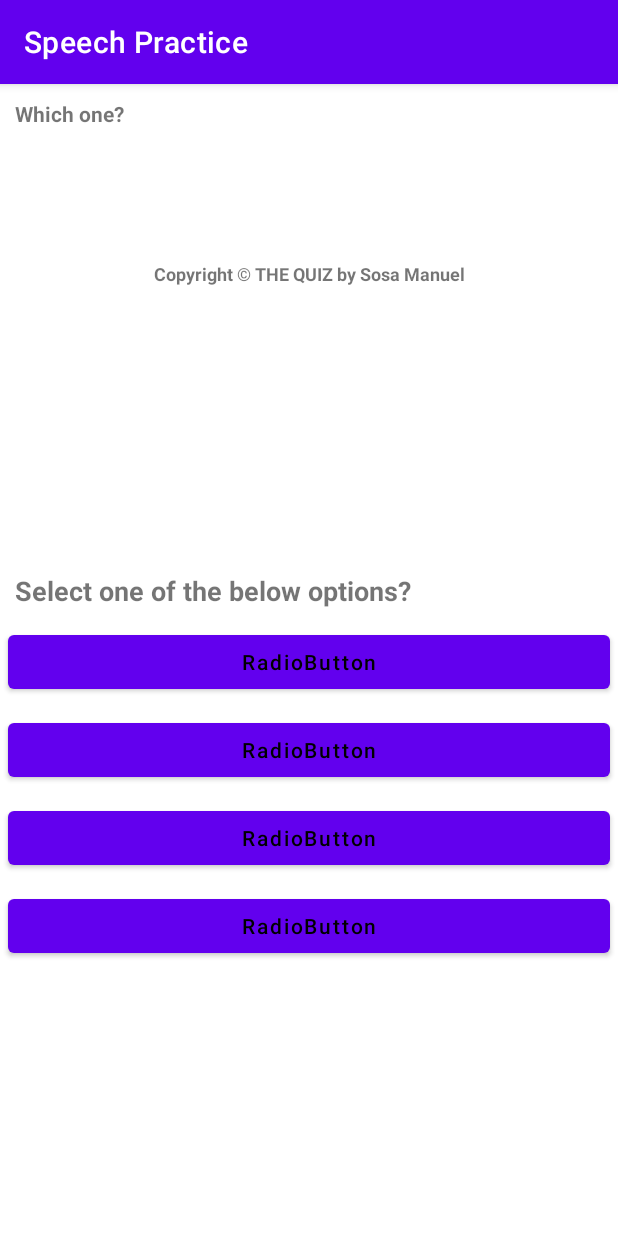
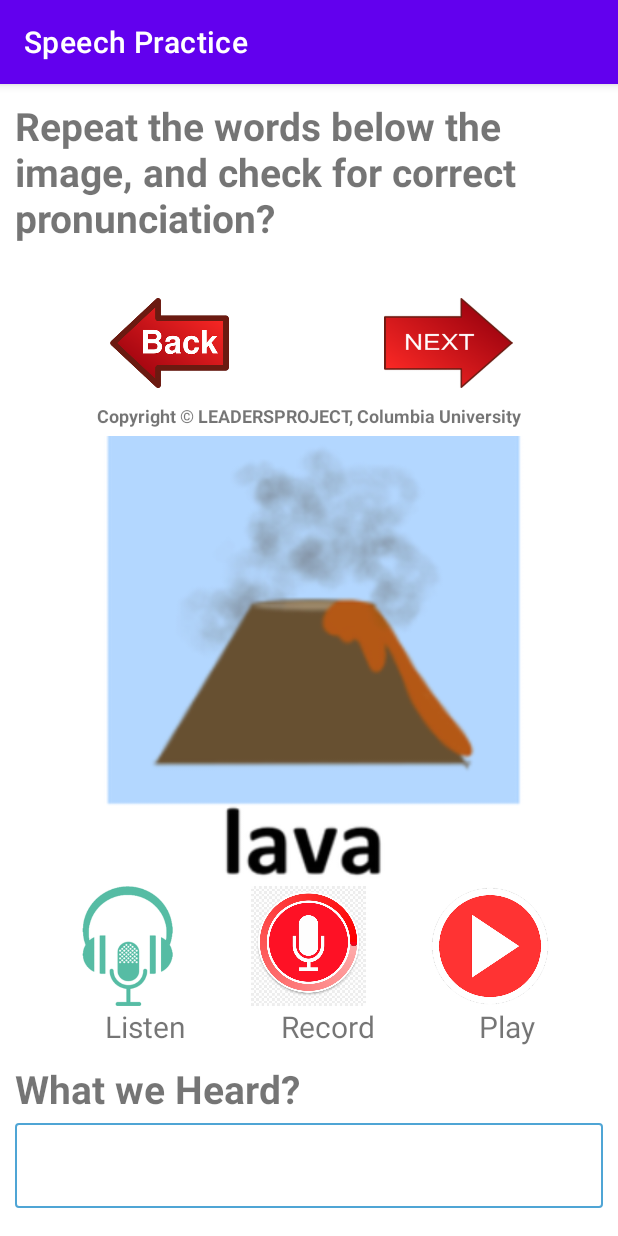
Before and after one commit to simonekarani/SpeechImprovAndroid, an Android app: the WordPracticeActivity screen opened directly, with no data from a screen before it, on a phone screen of 412 x 824 dp. Run offline under Robolectric (Android 15) with nearby library versions, the phone set to English and light mode, and no system bars.

Commit message:
Add screen for word replay

```diff
--- a/app/src/main/java/com/simonekarani/speechimprov/wordpractice/WordPracticeActivity.java
+++ b/app/src/main/java/com/simonekarani/speechimprov/wordpractice/WordPracticeActivity.java
@@ -10,6 +10,7 @@ package com.simonekarani.speechimprov.wordpractice;
 
 import android.content.Context;
 import android.content.Intent;
+import android.media.Image;
 import android.os.Bundle;
 import android.provider.MediaStore;
 import android.view.Menu;
@@ -17,6 +18,7 @@ import android.view.MenuItem;
 import android.view.View;
 import android.view.ViewGroup;
 import android.widget.Button;
+import android.widget.ImageButton;
 import android.widget.ImageView;
 import android.widget.LinearLayout;
 import android.widget.RadioButton;
@@ -39,18 +41,25 @@ public class WordPracticeActivity extends AppCompatActivity {
 
     private static final int MAX_DILEMMA_COUNT = 7;
 
+    private final static String WORD_INSTR = "Repeat the words below the image, and check for correct pronunciation?\n";
+            /*"- Press Word Play for correct pronunciation\n" +
+            "- Press Mic to record the words\n" +
+            "- Press Play to play the recorded word\n" +
+            "- Press Next to move to next word\n";*/
+
     private static RecyclerView.Adapter adapter;
     private RecyclerView.LayoutManager layoutManager;
     private static RecyclerView recyclerView;
     private static ArrayList<MainScreenDataModel> data;
     private View.OnClickListener myOnClickListener;
 
-    private TextView dilemmaTextView = null;
-    private ImageView dilemmaImageView = null;
-    private Button dilemmaOptBtn1 = null;
-    private Button dilemmaOptBtn2 = null;
-    private Button dilemmaOptBtn3 = null;
-    private Button dilemmaOptBtn4 = null;
+    private TextView instrTextView = null;
+    private ImageButton prevImageView = null;
+    private ImageButton nextImageView = null;
+    private ImageView wordImageView = null;
+    private ImageButton recordedBtnView = null;
+    private ImageButton recordBtnView = null;
+    private ImageButton playBtnView = null;
 
     private Set<Integer> mDilemmaDataSet = new HashSet<>();
     private int userResultCount = 0;
@@ -66,24 +75,26 @@ public class WordPracticeActivity extends AppCompatActivity {
         currDilemmaDataIdx = 0;
         userResultCount = 0;
 
-        /*dilemmaTextView = (TextView) findViewById(R.id.dilemmaText);
-        dilemmaImageView = (ImageView) findViewById(R.id.dilemmaImage);
-        dilemmaOptBtn1  = (Button) findViewById(R.id.optButton1);
-        dilemmaOptBtn2  = (Button) findViewById(R.id.optButton2);
-        dilemmaOptBtn3  = (Button) findViewById(R.id.optButton3);
-        dilemmaOptBtn4  = (Button) findViewById(R.id.optButton4);
+        instrTextView = (TextView) findViewById(R.id.instrText);
+        prevImageView = (ImageButton) findViewById(R.id.prevImage);
+        nextImageView = (ImageButton) findViewById(R.id.nextImage);
+        wordImageView = (ImageView) findViewById(R.id.wordImage);
+        recordedBtnView = (ImageButton) findViewById(R.id.recordedBtn);
+        recordBtnView = (ImageButton) findViewById(R.id.recBtn);
+        playBtnView   = (ImageButton) findViewById(R.id.playBtn);
 
         myOnClickListener = (View.OnClickListener) new MyOnClickListener(this);
-        dilemmaOptBtn1.setOnClickListener(myOnClickListener);
-        dilemmaOptBtn2.setOnClickListener(myOnClickListener);
-        dilemmaOptBtn3.setOnClickListener(myOnClickListener);
-        dilemmaOptBtn4.setOnClickListener(myOnClickListener);*/
+        prevImageView.setOnClickListener(myOnClickListener);
+        nextImageView.setOnClickListener(myOnClickListener);
+        recordedBtnView.setOnClickListener(myOnClickListener);
+        recordBtnView.setOnClickListener(myOnClickListener);
+        playBtnView.setOnClickListener(myOnClickListener);
     }
 
     @Override
     protected void onStart() {
         super.onStart();
-        //updateDilemmaView();
+        updateWordImprovView();
     }
 
     @Override
@@ -103,32 +114,21 @@ public class WordPracticeActivity extends AppCompatActivity {
         }*/
     }
 
-/*    private void updateDilemmaView() {
-        do {
+    private void updateWordImprovView() {
+        instrTextView.setText(WORD_INSTR);
+        recordedBtnView.setImageResource(R.drawable.recorded);
+        recordBtnView.setImageResource(R.drawable.rec);
+        playBtnView.setImageResource(R.drawable.play);
+         /*do {
             currDilemmaDataIdx = (int)(MoralDilemmaData.MoralDilemmaDataList.length * Math.random());
         } while (mDilemmaDataSet.contains(currDilemmaDataIdx));
         mDilemmaDataSet.add(currDilemmaDataIdx);
         MoralDilemmaModel dilemmaData = MoralDilemmaData.MoralDilemmaDataList[currDilemmaDataIdx];
 
         dilemmaTextView.setTextSize(dilemmaData.getQuestionFontSize());
-        dilemmaTextView.setText(dilemmaData.getQuestion());
-
-        dilemmaImageView.setImageResource(dilemmaData.getImageResId());
-        dilemmaOptBtn1.setTextSize(dilemmaData.getOptionFontSize());
-        dilemmaOptBtn1.setText(dilemmaData.getOption1());
-        dilemmaOptBtn2.setTextSize(dilemmaData.getOptionFontSize());
-        dilemmaOptBtn2.setText(dilemmaData.getOption2());
-        dilemmaOptBtn3.setTextSize(dilemmaData.getOptionFontSize());
-        dilemmaOptBtn3.setText(dilemmaData.getOption3());
-        dilemmaOptBtn4.setTextSize(dilemmaData.getOptionFontSize());
-        dilemmaOptBtn4.setText(dilemmaData.getOption4());
-
-        dilemmaOptBtn1.setPadding(0, 0, 0, dilemmaData.getBtnGap());
-        dilemmaOptBtn2.setPadding(0, 0, 0, dilemmaData.getBtnGap());
-        dilemmaOptBtn3.setPadding(0, 0, 0, dilemmaData.getBtnGap());
-        dilemmaOptBtn4.setPadding(0, 0, 0, 0);
+        */
+        wordImageView.setImageResource(R.drawable.lava);
     }
-*/
 
     private class MyOnClickListener implements View.OnClickListener {
 
@@ -141,6 +141,24 @@ public class WordPracticeActivity extends AppCompatActivity {
         @Override
         public void onClick(View v) {
             int selectedOptIdx = -1;
+            if (prevImageView.isPressed()) {
+                selectedOptIdx = 0;
+            }
+            else if (nextImageView.isPressed()) {
+                selectedOptIdx = 1;
+            }
+            else if (recordedBtnView.isPressed()) {
+                selectedOptIdx = 2;
+                recordedBtnView.setImageResource(R.drawable.recorded_play);
+            }
+            else if (recordBtnView.isPressed()) {
+                selectedOptIdx = 3;
+                recordBtnView.setImageResource(R.drawable.rec_progress);
+            }
+            else {
+                selectedOptIdx = 4;
+                playBtnView.setImageResource(R.drawable.pause);
+            }
             onRestart();
         }
     }
--- /dev/null
+++ b/app/src/main/res/drawable-v24/my_border.xml
@@ -0,0 +1,14 @@
+<?xml version="1.0" encoding="utf-8"?>
+<shape xmlns:android="http://schemas.android.com/apk/res/android"
+    android:shape="rectangle" >
+    <solid
+        android:color="@android:color/white" >
+    </solid>
+    <stroke
+        android:width="1dp"
+        android:color="#4fa5d5" >
+    </stroke>
+    <corners
+        android:radius="2dp"   >
+    </corners>
+</shape>
--- a/app/src/main/res/layout/activity_word_practice.xml
+++ b/app/src/main/res/layout/activity_word_practice.xml
@@ -1,18 +1,57 @@
 <?xml version="1.0" encoding="utf-8"?>
 <LinearLayout xmlns:android="http://schemas.android.com/apk/res/android"
+    xmlns:app="http://schemas.android.com/apk/res-auto"
     android:layout_width="match_parent"
     android:layout_height="match_parent"
     android:orientation="vertical">
 
     <TextView
-        android:id="@+id/wordText"
+        android:id="@+id/instrText"
         android:layout_width="match_parent"
-        android:layout_height="106dp"
+        android:layout_height="wrap_content"
         android:layout_marginLeft="10dp"
         android:layout_marginTop="10dp"
         android:layout_marginRight="10dp"
+        android:gravity="left"
         android:textStyle="bold"
-        android:text="Which one?" />
+        android:textSize="26dp"
+        android:text="Repeat the words below the image, and check for correct pronunciation?" />
+
+    <LinearLayout xmlns:android="http://schemas.android.com/apk/res/android"
+        android:layout_width="match_parent"
+        android:layout_height="70dp"
+        android:orientation="horizontal" >
+
+        <ImageButton
+            android:id="@+id/prevImage"
+            android:layout_weight="1"
+            android:layout_width="100dp"
+            android:layout_height="80dp"
+            android:layout_gravity="center"
+            android:layout_marginLeft="30dp"
+            android:layout_marginRight="10dp"
+            android:src="@drawable/back"
+            android:scaleType="fitCenter"
+            android:padding="10dp"
+            android:adjustViewBounds="true"
+            android:background="@color/white"/>
+
+        <ImageButton
+            android:id="@+id/nextImage"
+            android:layout_weight="1"
+            android:layout_width="100dp"
+            android:layout_height="80dp"
+            android:layout_gravity="center"
+            android:layout_marginLeft="10dp"
+            android:layout_marginRight="30dp"
+            android:src="@drawable/next"
+            android:scaleType="fitCenter"
+            android:padding="10dp"
+            android:adjustViewBounds="true"
+            android:background="@color/white"/>
+
+    </LinearLayout>
+
 
     <TextView
         android:id="@+id/wordCopyrightText"
@@ -20,103 +59,144 @@
         android:layout_height="wrap_content"
         android:layout_marginLeft="10dp"
         android:layout_marginRight="10dp"
-        android:layout_marginTop="2dp"
+        android:layout_marginTop="5dp"
         android:textSize="12dp"
         android:gravity="center"
         android:textStyle="bold"
-        android:text="Copyright &#169; THE QUIZ by Sosa Manuel" />
+        android:text="Copyright &#169; LEADERSPROJECT, Columbia University" />
 
     <ImageView
         android:id="@+id/wordImage"
-        android:layout_width="match_parent"
-        android:layout_height="180dp"
+        android:layout_width="300dp"
+        android:layout_height="300dp"
         android:layout_gravity="center"
         android:layout_marginLeft="10dp"
         android:layout_marginTop="5dp"
-        android:layout_marginRight="10dp" />
+        android:layout_marginRight="5dp" />
+
+    <LinearLayout xmlns:android="http://schemas.android.com/apk/res/android"
+        android:layout_width="match_parent"
+        android:layout_height="80dp"
+        android:orientation="horizontal" >
+
+        <ImageButton
+            android:id="@+id/recordedBtn"
+            android:layout_weight="1"
+            android:layout_width="80dp"
+            android:layout_height="80dp"
+            android:layout_gravity="center"
+            android:layout_marginLeft="30dp"
+            android:layout_marginRight="5dp"
+            android:src="@drawable/back"
+            android:scaleType="fitCenter"
+            android:adjustViewBounds="true"
+            android:background="@color/white"
+            android:text="Listen" />
+
+        <ImageButton
+            android:id="@+id/recBtn"
+            android:layout_weight="1"
+            android:layout_width="80dp"
+            android:layout_height="80dp"
+            android:layout_gravity="center"
+            android:layout_marginLeft="5dp"
+            android:layout_marginRight="5dp"
+            android:src="@drawable/back"
+            android:scaleType="fitCenter"
+            android:adjustViewBounds="true"
+            android:background="@color/white"
+            android:text="Record" />
+
+        <ImageButton
+            android:id="@+id/playBtn"
+            android:layout_weight="1"
+            android:layout_width="80dp"
+            android:layout_height="80dp"
+            android:layout_gravity="center"
+            android:layout_marginLeft="5dp"
+            android:layout_marginRight="30dp"
+            android:src="@drawable/back"
+            android:scaleType="fitCenter"
+            android:adjustViewBounds="true"
+            android:background="@color/white"
+            android:text="Play" />
+
+    </LinearLayout>
+
+    <LinearLayout xmlns:android="http://schemas.android.com/apk/res/android"
+        android:layout_width="match_parent"
+        android:layout_height="wrap_content"
+        android:orientation="horizontal" >
+
+        <TextView
+            android:id="@+id/recordedText"
+            android:layout_weight="1"
+            android:layout_width="80dp"
+            android:layout_height="wrap_content"
+            android:layout_gravity="center"
+            android:layout_marginLeft="70dp"
+            android:layout_marginRight="10dp"
+            android:textSize="20dp"
+            android:text="Listen" />
+
+        <TextView
+            android:id="@+id/recText"
+            android:layout_weight="1"
+            android:layout_width="80dp"
+            android:layout_height="wrap_content"
+            android:layout_gravity="center"
+            android:layout_marginLeft="15dp"
+            android:layout_marginRight="20dp"
+            android:textSize="20dp"
+            android:text="Record" />
+
+        <TextView
+            android:id="@+id/playText"
+            android:layout_weight="1"
+            android:layout_width="80dp"
+            android:layout_height="wrap_content"
+            android:layout_gravity="center"
+            android:layout_marginLeft="20dp"
+            android:textSize="20dp"
+            android:text="Play" />
+
+    </LinearLayout>
 
     <TextView
-        android:id="@+id/woptionText"
+        android:id="@+id/heardText"
         android:layout_width="match_parent"
-        android:layout_height="25dp"
+        android:layout_height="wrap_content"
+        android:layout_marginLeft="10dp"
+        android:layout_marginRight="10dp"
+        android:layout_marginTop="10dp"
+        android:textSize="26dp"
+        android:gravity="left"
+        android:textStyle="bold"
+        android:text="What we Heard?" />
+
+    <TextView
+        android:id="@+id/repeatText"
+        android:background="@drawable/my_border"
+        android:layout_width="match_parent"
+        android:layout_height="wrap_content"
         android:layout_marginLeft="10dp"
         android:layout_marginRight="10dp"
         android:layout_marginTop="5dp"
-        android:layout_gravity="center"
-        android:textSize="18dp"
+        android:textSize="42dp"
+        android:gravity="center"
         android:textStyle="bold"
-        android:text="Select one of the below options?" />
+        android:text="" />
 
-    <ScrollView
+    <TextView
+        android:id="@+id/scoreText"
         android:layout_width="match_parent"
-        android:layout_height="match_parent" >
-
-        <LinearLayout
-            android:layout_width="match_parent"
-            android:layout_height="match_parent"
-            android:layout_marginTop="5dp"
-            android:orientation="vertical" >
-
-            <Button
-                android:id="@+id/woptButton1"
-                android:layout_width="match_parent"
-                android:layout_height="wrap_content"
-                android:layout_marginLeft="5dp"
-                android:layout_marginRight="5dp"
-                android:layout_marginTop="5dp"
-                android:layout_marginBottom="5dp"
-                android:layout_centerHorizontal="true"
-                android:textAllCaps="false"
-                android:textColor="@android:color/black"
-                android:textStyle="normal"
-                android:text="RadioButton" />
-
-            <Button
-                android:id="@+id/woptButton2"
-                android:layout_width="match_parent"
-                android:layout_height="wrap_content"
-                android:layout_marginLeft="5dp"
-                android:layout_marginRight="5dp"
-                android:layout_marginTop="5dp"
-                android:layout_marginBottom="5dp"
-                android:layout_centerHorizontal="true"
-                android:textAllCaps="false"
-                android:textColor="@android:color/black"
-                android:textStyle="normal"
-                android:text="RadioButton" />
-
-            <Button
-                android:id="@+id/woptButton3"
-                android:layout_width="match_parent"
-                android:layout_height="wrap_content"
-                android:layout_marginLeft="5dp"
-                android:layout_marginRight="5dp"
-                android:layout_marginTop="5dp"
-                android:layout_marginBottom="5dp"
-                android:layout_centerHorizontal="true"
-                android:textAllCaps="false"
-                android:textColor="@android:color/black"
-                android:textStyle="normal"
-                android:text="RadioButton" />
-
-            <Button
-                android:id="@+id/woptButton4"
-                android:layout_width="match_parent"
-                android:layout_height="wrap_content"
-                android:layout_marginLeft="5dp"
-                android:layout_marginRight="5dp"
-                android:layout_marginTop="5dp"
-                android:layout_marginBottom="5dp"
-                android:layout_centerHorizontal="true"
-                android:paddingRight="5dp"
-                android:paddingLeft="5dp"
-                android:textAllCaps="false"
-                android:textColor="@android:color/black"
-                android:textStyle="normal"
-                android:text="RadioButton" />
-
-        </LinearLayout>
-
-    </ScrollView>
+        android:layout_height="wrap_content"
+        android:layout_marginLeft="10dp"
+        android:layout_marginRight="10dp"
+        android:layout_marginTop="10dp"
+        android:textSize="34dp"
+        android:gravity="center"
+        android:textStyle="bold"
+        android:text="Score: - / -" />
 
 </LinearLayout>
```
Also changed, not shown: app/src/main/res/drawable-v24/back.png (added), app/src/main/res/drawable-v24/lava.png (added), app/src/main/res/drawable-v24/next.png (added), app/src/main/res/drawable-v24/pause.png (added), app/src/main/res/drawable-v24/play.png (added), app/src/main/res/drawable-v24/rec.png (added), app/src/main/res/drawable-v24/rec_progress.png (added), app/src/main/res/drawable-v24/recorded.png (added), app/src/main/res/drawable-v24/recorded_play.png (added), 3 other files.
